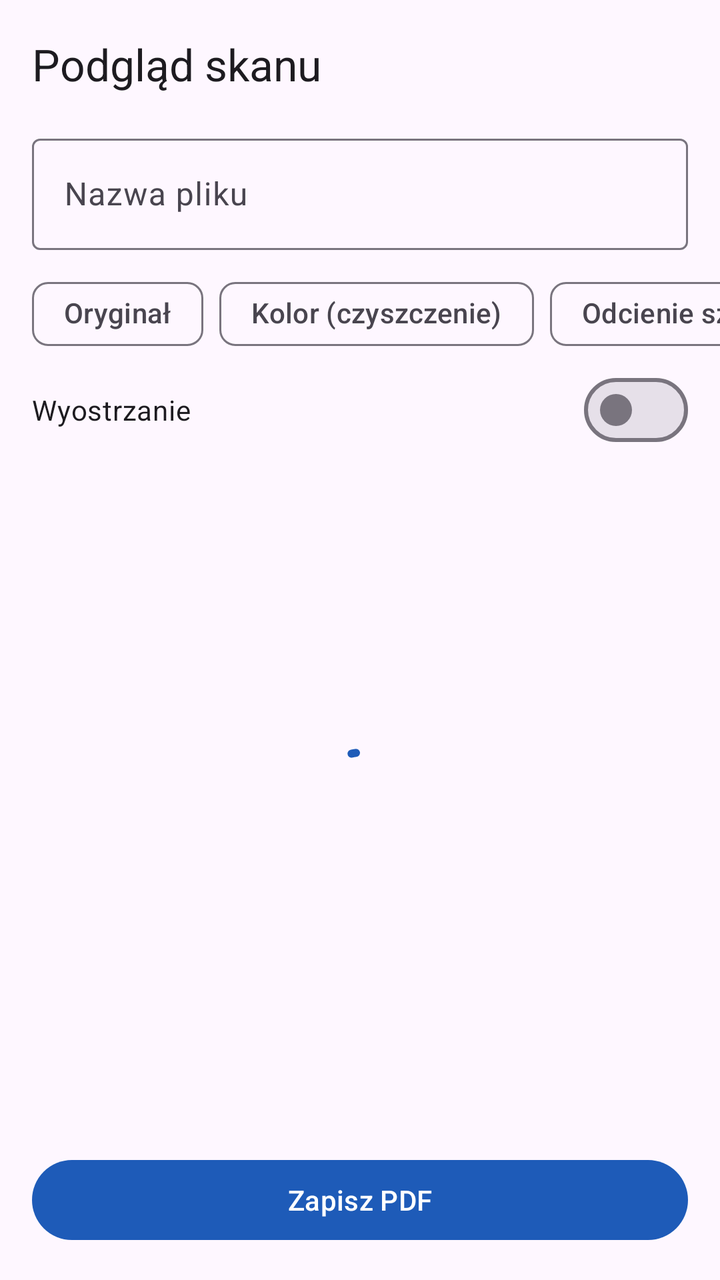
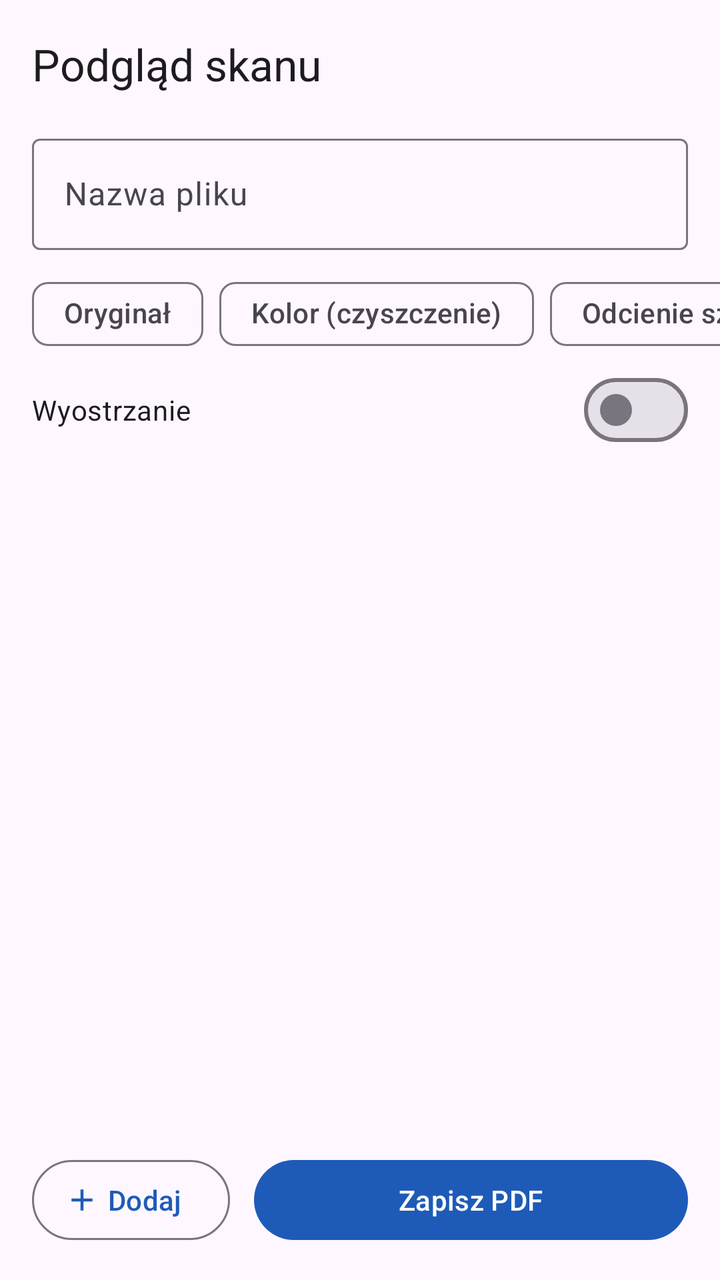

The first picture is an Android layout as it rendered before a commit; the second is the same layout after the commit. The layout source and the unified diff follow.
<!-- AndroidManifest.xml: application theme Theme.SkanerPDF -->
<!-- res/layout/activity_preview.xml -->
<?xml version="1.0" encoding="utf-8"?>
<LinearLayout xmlns:android="http://schemas.android.com/apk/res/android"
    xmlns:app="http://schemas.android.com/apk/res-auto"
    android:layout_width="match_parent"
    android:layout_height="match_parent"
    android:fitsSystemWindows="true"
    android:orientation="vertical">

    <com.google.android.material.appbar.MaterialToolbar
        android:id="@+id/toolbar"
        android:layout_width="match_parent"
        android:layout_height="?attr/actionBarSize"
        app:title="@string/preview_title" />

    <com.google.android.material.textfield.TextInputLayout
        style="?attr/textInputOutlinedStyle"
        android:layout_width="match_parent"
        android:layout_height="wrap_content"
        android:layout_marginHorizontal="16dp"
        android:hint="@string/file_name">

        <com.google.android.material.textfield.TextInputEditText
            android:id="@+id/nameInput"
            android:layout_width="match_parent"
            android:layout_height="wrap_content"
            android:imeOptions="actionDone"
            android:inputType="text|textCapSentences"
            android:maxLines="1" />
    </com.google.android.material.textfield.TextInputLayout>

    <HorizontalScrollView
        android:layout_width="match_parent"
        android:layout_height="wrap_content"
        android:layout_marginTop="8dp"
        android:clipToPadding="false"
        android:paddingHorizontal="16dp"
        android:scrollbars="none">

        <com.google.android.material.chip.ChipGroup
            android:id="@+id/modeGroup"
            android:layout_width="wrap_content"
            android:layout_height="wrap_content"
            app:selectionRequired="true"
            app:singleLine="true"
            app:singleSelection="true">

            <com.google.android.material.chip.Chip
                android:id="@+id/chipOriginal"
                style="@style/Widget.Material3.Chip.Filter"
                android:layout_width="wrap_content"
                android:layout_height="wrap_content"
                android:text="@string/mode_original" />

            <com.google.android.material.chip.Chip
                android:id="@+id/chipColor"
                style="@style/Widget.Material3.Chip.Filter"
                android:layout_width="wrap_content"
                android:layout_height="wrap_content"
                android:text="@string/mode_color" />

            <com.google.android.material.chip.Chip
                android:id="@+id/chipGray"
                style="@style/Widget.Material3.Chip.Filter"
                android:layout_width="wrap_content"
                android:layout_height="wrap_content"
                android:text="@string/mode_gray" />

            <com.google.android.material.chip.Chip
                android:id="@+id/chipBw"
                style="@style/Widget.Material3.Chip.Filter"
                android:layout_width="wrap_content"
                android:layout_height="wrap_content"
                android:text="@string/mode_bw" />
        </com.google.android.material.chip.ChipGroup>
    </HorizontalScrollView>

    <com.google.android.material.materialswitch.MaterialSwitch
        android:id="@+id/sharpenSwitch"
        android:layout_width="match_parent"
        android:layout_height="wrap_content"
        android:layout_marginHorizontal="16dp"
        android:text="@string/sharpen" />

    <FrameLayout
        android:layout_width="match_parent"
        android:layout_height="0dp"
        android:layout_weight="1">

        <androidx.recyclerview.widget.RecyclerView
            android:id="@+id/pageList"
            android:layout_width="match_parent"
            android:layout_height="match_parent"
            android:clipToPadding="false"
            android:padding="12dp" />

        <com.google.android.material.progressindicator.CircularProgressIndicator
            android:id="@+id/busy"
            android:layout_width="wrap_content"
            android:layout_height="wrap_content"
            android:layout_gravity="center"
            android:indeterminate="true" />
    </FrameLayout>

    <com.google.android.material.progressindicator.LinearProgressIndicator
        android:id="@+id/saveProgress"
        android:layout_width="match_parent"
        android:layout_height="wrap_content"
        android:visibility="gone" />

    <Button
        android:id="@+id/saveButton"
        style="@style/Widget.Material3.Button"
        android:layout_width="match_parent"
        android:layout_height="wrap_content"
        android:layout_margin="16dp"
        android:text="@string/save_pdf" />
</LinearLayout>
<!-- resources referenced by this layout -->
<resources>
  <string name="file_name">Nazwa pliku</string>
  <string name="mode_bw">Czarno-biały</string>
  <string name="mode_color">Kolor (czyszczenie)</string>
  <string name="mode_gray">Odcienie szarości</string>
  <string name="mode_original">Oryginał</string>
  <string name="preview_title">Podgląd skanu</string>
  <string name="save_pdf">Zapisz PDF</string>
  <string name="sharpen">Wyostrzanie</string>
  <style name="Theme.SkanerPDF" parent="Theme.Material3.DayNight.NoActionBar">
          <item name="colorPrimary">@color/brand</item>
      </style>
  <color name="brand">#1E5BB8</color>
</resources>

<!-- the commit's change to res/layout/activity_preview.xml (unified diff, before → after) -->
@@ -97,8 +97,10 @@
             android:id="@+id/busy"
             android:layout_width="wrap_content"
             android:layout_height="wrap_content"
-            android:layout_gravity="center"
-            android:indeterminate="true" />
+            android:layout_gravity="top|center_horizontal"
+            android:layout_marginTop="8dp"
+            android:indeterminate="true"
+            android:visibility="gone" />
     </FrameLayout>
 
     <com.google.android.material.progressindicator.LinearProgressIndicator
@@ -107,11 +109,27 @@
         android:layout_height="wrap_content"
         android:visibility="gone" />
 
-    <Button
-        android:id="@+id/saveButton"
-        style="@style/Widget.Material3.Button"
+    <LinearLayout
         android:layout_width="match_parent"
         android:layout_height="wrap_content"
-        android:layout_margin="16dp"
-        android:text="@string/save_pdf" />
+        android:orientation="horizontal"
+        android:padding="16dp">
+
+        <com.google.android.material.button.MaterialButton
+            android:id="@+id/addButton"
+            style="@style/Widget.Material3.Button.OutlinedButton.Icon"
+            android:layout_width="wrap_content"
+            android:layout_height="wrap_content"
+            android:layout_marginEnd="12dp"
+            android:text="@string/add_pages"
+            app:icon="@drawable/ic_add" />
+
+        <com.google.android.material.button.MaterialButton
+            android:id="@+id/saveButton"
+            style="@style/Widget.Material3.Button"
+            android:layout_width="0dp"
+            android:layout_height="wrap_content"
+            android:layout_weight="1"
+            android:text="@string/save_pdf" />
+    </LinearLayout>
 </LinearLayout>
<!-- resource entries referenced after the edit -->
@@ -1,5 +1,11 @@
 <!-- resources referenced by this layout -->
 <resources>
+  <!-- drawable ic_add (drawable) -->
+  <vector xmlns:android="http://schemas.android.com/apk/res/android"
+      android:width="24dp" android:height="24dp" android:viewportWidth="24" android:viewportHeight="24">
+      <path android:fillColor="#FF000000" android:pathData="M19,13h-6v6h-2v-6H5v-2h6V5h2v6h6v2z" />
+  </vector>
+  <string name="add_pages">Dodaj</string>
   <string name="file_name">Nazwa pliku</string>
   <string name="mode_bw">Czarno-biały</string>
   <string name="mode_color">Kolor (czyszczenie)</string>
